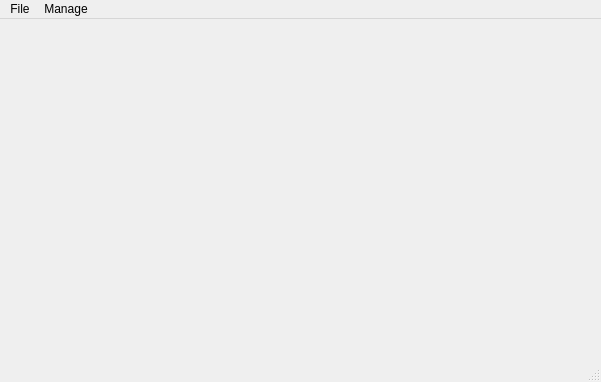
Qt form interfaces/Main_Window.ui (yassinebahajou/PFEGIM) before a commit.
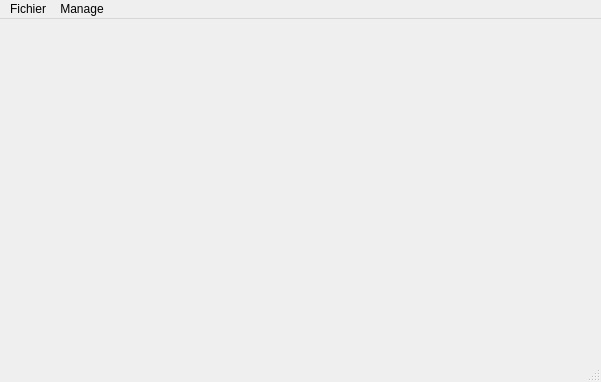
The same form after that commit.

The edit to the form file:
```diff
--- a/interfaces/Main_Window.ui
+++ b/interfaces/Main_Window.ui
@@ -20,12 +20,12 @@
      <x>0</x>
      <y>0</y>
      <width>601</width>
-     <height>21</height>
+     <height>26</height>
     </rect>
    </property>
    <widget class="QMenu" name="menufile">
     <property name="title">
-     <string>File</string>
+     <string>Fichier</string>
     </property>
     <addaction name="separator"/>
     <addaction name="Action_Model_Training_2"/>
```
Left out of the diff: 8 changed lines with no effect on the pictures.
